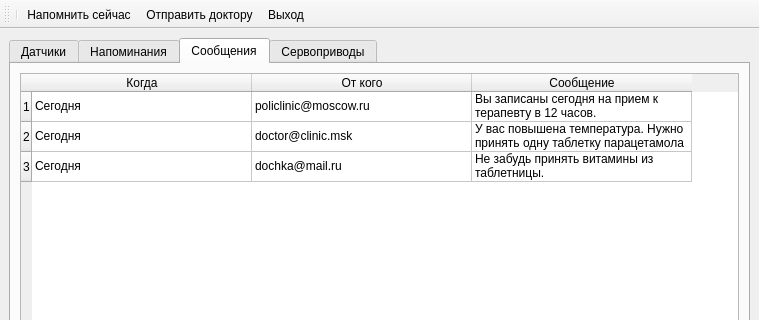
First picture: the form in application/main_window.ui, repository mashka-kashka/qrobot, before the edit; both pictures show x 0 to 759 and y 0 to 320 of the 759 by 627 pixel window.
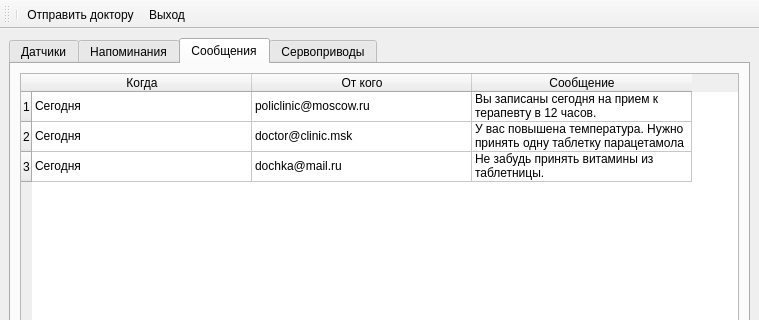
Second picture: the form after the edit. Icons and pictures are not drawn.

What changed in the file:
```diff
--- a/application/main_window.ui
+++ b/application/main_window.ui
@@ -324,8 +324,8 @@
     <bool>false</bool>
    </attribute>
    <addaction name="separator"/>
-   <addaction name="actionRemindNow"/>
-   <addaction name="actionSendToDoctor"/>
+   <addaction name="action_send_to_doctor"/>
+   <addaction name="action_send_to_doctor"/>
    <addaction name="actionExit"/>
   </widget>
   <action name="actionExit">
@@ -343,7 +343,7 @@
     <string>Ctrl+X</string>
    </property>
   </action>
-  <action name="actionSendToDoctor">
+  <action name="action_send_to_doctor">
    <property name="icon">
     <iconset>
      <normaloff>../icons/doctor.png</normaloff>../icons/doctor.png</iconset>
@@ -355,7 +355,7 @@
     <string>Отправить показания датчиков доктору</string>
    </property>
   </action>
-  <action name="actionRemindNow">
+  <action name="action_remind_now">
    <property name="icon">
     <iconset>
      <normaloff>../icons/alarm.png</normaloff>../icons/alarm.png</iconset>
```
